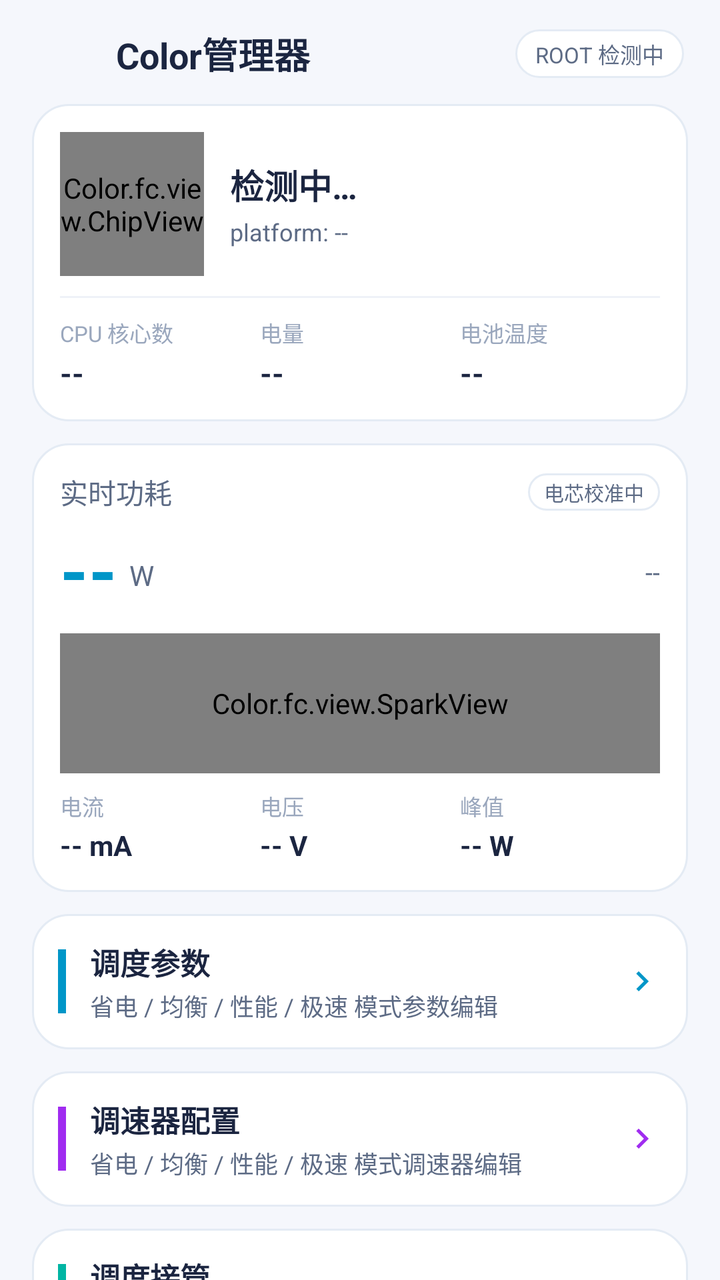
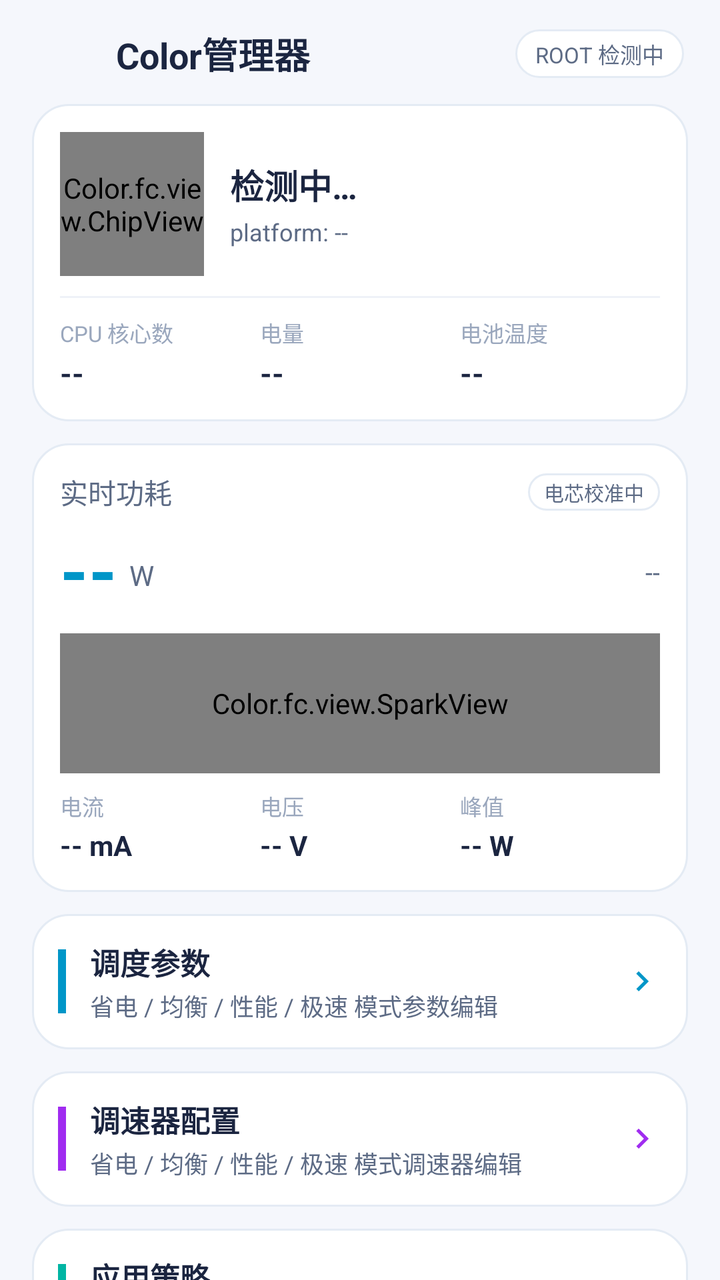

Compare the two renders of this Android layout. The source of the first and the diff that turns it into the second are given below.
<!-- AndroidManifest.xml: application theme AppTheme -->
<!-- res/layout/activity_main.xml -->
<?xml version="1.0" encoding="utf-8"?>
<LinearLayout xmlns:android="http://schemas.android.com/apk/res/android"
    android:layout_width="match_parent"
    android:layout_height="match_parent"
    android:orientation="vertical">

    
    <LinearLayout
        android:layout_width="match_parent"
        android:layout_height="wrap_content"
        android:orientation="horizontal"
        android:gravity="center_vertical"
        android:paddingStart="18dp"
        android:paddingEnd="18dp"
        android:paddingTop="12dp"
        android:paddingBottom="10dp">

        <ImageView
            android:layout_width="30dp"
            android:layout_height="30dp"
            android:src="@mipmap/ic_launcher"
            android:contentDescription="@string/app_name" />

        <TextView
            android:layout_width="0dp"
            android:layout_height="wrap_content"
            android:layout_weight="1"
            android:layout_marginStart="10dp"
            android:text="@string/app_name"
            android:textColor="@color/textPrimary"
            android:textSize="18sp"
            android:textStyle="bold" />

        <TextView
            android:id="@+id/rootBadge"
            android:layout_width="wrap_content"
            android:layout_height="wrap_content"
            android:background="@drawable/bg_tab"
            android:paddingStart="10dp"
            android:paddingEnd="10dp"
            android:paddingTop="4dp"
            android:paddingBottom="4dp"
            android:text="ROOT 检测中"
            android:textColor="@color/textSecondary"
            android:textSize="11sp" />
    </LinearLayout>

    <ScrollView
        android:layout_width="match_parent"
        android:layout_height="0dp"
        android:layout_weight="1"
        android:scrollbars="none"
        android:fillViewport="true">

        <LinearLayout
            android:layout_width="match_parent"
            android:layout_height="wrap_content"
            android:orientation="vertical"
            android:paddingStart="16dp"
            android:paddingEnd="16dp"
            android:paddingBottom="24dp">

            
            <LinearLayout
                android:id="@+id/socCard"
                android:layout_width="match_parent"
                android:layout_height="wrap_content"
                android:orientation="vertical"
                android:background="@drawable/bg_card"
                android:padding="14dp">

                <LinearLayout
                    android:layout_width="match_parent"
                    android:layout_height="wrap_content"
                    android:orientation="horizontal"
                    android:gravity="center_vertical">

                    <Color.fc.view.ChipView
                        android:id="@+id/chipView"
                        android:layout_width="72dp"
                        android:layout_height="72dp" />

                    <LinearLayout
                        android:layout_width="0dp"
                        android:layout_height="wrap_content"
                        android:layout_weight="1"
                        android:layout_marginStart="13dp"
                        android:orientation="vertical">

                        <TextView
                            android:id="@+id/socMarketing"
                            android:layout_width="wrap_content"
                            android:layout_height="wrap_content"
                            android:text="检测中…"
                            android:textColor="@color/textPrimary"
                            android:textSize="17sp"
                            android:textStyle="bold" />

                        <TextView
                            android:id="@+id/socPlatform"
                            android:layout_width="wrap_content"
                            android:layout_height="wrap_content"
                            android:layout_marginTop="3dp"
                            android:text="platform: --"
                            android:textColor="@color/textSecondary"
                            android:textSize="12sp" />
                    </LinearLayout>
                </LinearLayout>

                <LinearLayout
                    android:layout_width="match_parent"
                    android:layout_height="1dp"
                    android:layout_marginTop="10dp"
                    android:layout_marginBottom="9dp"
                    android:background="@color/divider" />

                <LinearLayout
                    android:layout_width="match_parent"
                    android:layout_height="wrap_content"
                    android:orientation="horizontal">

                    <LinearLayout
                        android:layout_width="0dp"
                        android:layout_height="wrap_content"
                        android:layout_weight="1"
                        android:orientation="vertical">

                        <TextView
                            android:layout_width="wrap_content"
                            android:layout_height="wrap_content"
                            android:text="CPU 核心数"
                            android:textColor="@color/textDim"
                            android:textSize="11sp" />

                        <TextView
                            android:id="@+id/cpuCount"
                            android:layout_width="wrap_content"
                            android:layout_height="wrap_content"
                            android:layout_marginTop="2dp"
                            android:text="--"
                            android:textColor="@color/textPrimary"
                            android:textSize="15sp"
                            android:textStyle="bold" />
                    </LinearLayout>

                    <LinearLayout
                        android:layout_width="0dp"
                        android:layout_height="wrap_content"
                        android:layout_weight="1"
                        android:orientation="vertical">

                        <TextView
                            android:layout_width="wrap_content"
                            android:layout_height="wrap_content"
                            android:text="电量"
                            android:textColor="@color/textDim"
                            android:textSize="11sp" />

                        <TextView
                            android:id="@+id/batteryLevel"
                            android:layout_width="wrap_content"
                            android:layout_height="wrap_content"
                            android:layout_marginTop="2dp"
                            android:text="--"
                            android:textColor="@color/textPrimary"
                            android:textSize="15sp"
                            android:textStyle="bold" />
                    </LinearLayout>

                    <LinearLayout
                        android:layout_width="0dp"
                        android:layout_height="wrap_content"
                        android:layout_weight="1"
                        android:orientation="vertical">

                        <TextView
                            android:layout_width="wrap_content"
                            android:layout_height="wrap_content"
                            android:text="电池温度"
                            android:textColor="@color/textDim"
                            android:textSize="11sp" />

                        <TextView
                            android:id="@+id/batteryTemp"
                            android:layout_width="wrap_content"
                            android:layout_height="wrap_content"
                            android:layout_marginTop="2dp"
                            android:text="--"
                            android:textColor="@color/textPrimary"
                            android:textSize="15sp"
                            android:textStyle="bold" />
                    </LinearLayout>
                </LinearLayout>
            </LinearLayout>

            
            <LinearLayout
                android:layout_width="match_parent"
                android:layout_height="wrap_content"
                android:layout_marginTop="11dp"
                android:orientation="vertical"
                android:background="@drawable/bg_card"
                android:padding="14dp">

                <LinearLayout
                    android:layout_width="match_parent"
                    android:layout_height="wrap_content"
                    android:orientation="horizontal"
                    android:gravity="center_vertical">

                    <TextView
                        android:layout_width="0dp"
                        android:layout_height="wrap_content"
                        android:layout_weight="1"
                        android:text="实时功耗"
                        android:textColor="@color/textSecondary"
                        android:textSize="14sp" />

                    <TextView
                        android:id="@+id/cellBadge"
                        android:layout_width="wrap_content"
                        android:layout_height="wrap_content"
                        android:background="@drawable/bg_tab"
                        android:paddingStart="8dp"
                        android:paddingEnd="8dp"
                        android:paddingTop="2dp"
                        android:paddingBottom="2dp"
                        android:text="电芯校准中"
                        android:textColor="@color/textSecondary"
                        android:textSize="10sp" />
                </LinearLayout>

                <LinearLayout
                    android:layout_width="match_parent"
                    android:layout_height="wrap_content"
                    android:orientation="horizontal"
                    android:layout_marginTop="6dp"
                    android:gravity="center_vertical|bottom">

                    <TextView
                        android:id="@+id/powerValue"
                        android:layout_width="wrap_content"
                        android:layout_height="wrap_content"
                        android:text="--"
                        android:textColor="@color/accent"
                        android:textSize="36sp"
                        android:textStyle="bold" />

                    <TextView
                        android:layout_width="wrap_content"
                        android:layout_height="wrap_content"
                        android:layout_marginStart="6dp"
                        android:layout_marginBottom="6dp"
                        android:text="W"
                        android:textColor="@color/textSecondary"
                        android:textSize="14sp" />

                    <View
                        android:layout_width="0dp"
                        android:layout_height="1dp"
                        android:layout_weight="1" />

                    <TextView
                        android:id="@+id/powerStatus"
                        android:layout_width="wrap_content"
                        android:layout_height="wrap_content"
                        android:layout_marginBottom="8dp"
                        android:text="--"
                        android:textColor="@color/textSecondary"
                        android:textSize="13sp" />
                </LinearLayout>

                <Color.fc.view.SparkView
                    android:id="@+id/sparkView"
                    android:layout_width="match_parent"
                    android:layout_height="70dp"
                    android:layout_marginTop="6dp" />

                <LinearLayout
                    android:layout_width="match_parent"
                    android:layout_height="wrap_content"
                    android:orientation="horizontal"
                    android:layout_marginTop="8dp">

                    <LinearLayout
                        android:layout_width="0dp"
                        android:layout_height="wrap_content"
                        android:layout_weight="1"
                        android:orientation="vertical">

                        <TextView
                            android:layout_width="wrap_content"
                            android:layout_height="wrap_content"
                            android:text="电流"
                            android:textColor="@color/textDim"
                            android:textSize="11sp" />

                        <TextView
                            android:id="@+id/currentValue"
                            android:layout_width="wrap_content"
                            android:layout_height="wrap_content"
                            android:layout_marginTop="2dp"
                            android:text="-- mA"
                            android:textColor="@color/textPrimary"
                            android:textSize="14sp"
                            android:textStyle="bold" />
                    </LinearLayout>

                    <LinearLayout
                        android:layout_width="0dp"
                        android:layout_height="wrap_content"
                        android:layout_weight="1"
                        android:orientation="vertical">

                        <TextView
                            android:layout_width="wrap_content"
                            android:layout_height="wrap_content"
                            android:text="电压"
                            android:textColor="@color/textDim"
                            android:textSize="11sp" />

                        <TextView
                            android:id="@+id/voltageValue"
                            android:layout_width="wrap_content"
                            android:layout_height="wrap_content"
                            android:layout_marginTop="2dp"
                            android:text="-- V"
                            android:textColor="@color/textPrimary"
                            android:textSize="14sp"
                            android:textStyle="bold" />
                    </LinearLayout>

                    <LinearLayout
                        android:layout_width="0dp"
                        android:layout_height="wrap_content"
                        android:layout_weight="1"
                        android:orientation="vertical">

                        <TextView
                            android:layout_width="wrap_content"
                            android:layout_height="wrap_content"
                            android:text="峰值"
                            android:textColor="@color/textDim"
                            android:textSize="11sp" />

                        <TextView
                            android:id="@+id/peakValue"
                            android:layout_width="wrap_content"
                            android:layout_height="wrap_content"
                            android:layout_marginTop="2dp"
                            android:text="-- W"
                            android:textColor="@color/textPrimary"
                            android:textSize="14sp"
                            android:textStyle="bold" />
                    </LinearLayout>
                </LinearLayout>
            </LinearLayout>

            
            <LinearLayout
                android:id="@+id/menuSchedule"
                android:layout_width="match_parent"
                android:layout_height="wrap_content"
                android:layout_marginTop="11dp"
                android:orientation="horizontal"
                android:gravity="center_vertical"
                android:background="@drawable/bg_card"
                android:padding="13dp">

                <View
                    android:layout_width="4dp"
                    android:layout_height="32dp"
                    android:background="@color/accent" />

                <LinearLayout
                    android:layout_width="0dp"
                    android:layout_height="wrap_content"
                    android:layout_weight="1"
                    android:layout_marginStart="12dp"
                    android:orientation="vertical">

                    <TextView
                        android:layout_width="wrap_content"
                        android:layout_height="wrap_content"
                        android:text="调度参数"
                        android:textColor="@color/textPrimary"
                        android:textSize="15sp"
                        android:textStyle="bold" />

                    <TextView
                        android:layout_width="wrap_content"
                        android:layout_height="wrap_content"
                        android:layout_marginTop="2dp"
                        android:text="省电 / 均衡 / 性能 / 极速 模式参数编辑"
                        android:textColor="@color/textSecondary"
                        android:textSize="12sp" />
                </LinearLayout>

                <ImageView
                    android:layout_width="20dp"
                    android:layout_height="20dp"
                    android:src="@drawable/ic_arrow_right"
                    android:tint="@color/accent"
                    android:contentDescription="调度参数" />
            </LinearLayout>

            <LinearLayout
                android:id="@+id/menuGovernor"
                android:layout_width="match_parent"
                android:layout_height="wrap_content"
                android:layout_marginTop="11dp"
                android:orientation="horizontal"
                android:gravity="center_vertical"
                android:background="@drawable/bg_card"
                android:padding="13dp">

                <View
                    android:layout_width="4dp"
                    android:layout_height="32dp"
                    android:background="@color/magenta" />

                <LinearLayout
                    android:layout_width="0dp"
                    android:layout_height="wrap_content"
                    android:layout_weight="1"
                    android:layout_marginStart="12dp"
                    android:orientation="vertical">

                    <TextView
                        android:layout_width="wrap_content"
                        android:layout_height="wrap_content"
                        android:text="调速器配置"
                        android:textColor="@color/textPrimary"
                        android:textSize="15sp"
                        android:textStyle="bold" />

                    <TextView
                        android:layout_width="wrap_content"
                        android:layout_height="wrap_content"
                        android:layout_marginTop="2dp"
                        android:text="省电 / 均衡 / 性能 / 极速 模式调速器编辑"
                        android:textColor="@color/textSecondary"
                        android:textSize="12sp" />
                </LinearLayout>

                <ImageView
                    android:layout_width="20dp"
                    android:layout_height="20dp"
                    android:src="@drawable/ic_arrow_right"
                    android:tint="@color/magenta"
                    android:contentDescription="调速器配置" />
            </LinearLayout>

            <LinearLayout
                android:id="@+id/menuMode"
                android:layout_width="match_parent"
                android:layout_height="wrap_content"
                android:layout_marginTop="11dp"
                android:orientation="horizontal"
                android:gravity="center_vertical"
                android:background="@drawable/bg_card"
                android:padding="13dp">

                <View
                    android:layout_width="4dp"
                    android:layout_height="32dp"
                    android:background="@color/green" />

                <LinearLayout
                    android:layout_width="0dp"
                    android:layout_height="wrap_content"
                    android:layout_weight="1"
                    android:layout_marginStart="12dp"
                    android:orientation="vertical">

                    <TextView
                        android:layout_width="wrap_content"
                        android:layout_height="wrap_content"
                        android:text="调度接管"
                        android:textColor="@color/textPrimary"
                        android:textSize="15sp"
                        android:textStyle="bold" />

                    <TextView
                        android:layout_width="wrap_content"
                        android:layout_height="wrap_content"
                        android:layout_marginTop="2dp"
                        android:text="全局模式切换 / 应用策略"
                        android:textColor="@color/textSecondary"
                        android:textSize="12sp" />
                </LinearLayout>

                <ImageView
                    android:layout_width="20dp"
                    android:layout_height="20dp"
                    android:src="@drawable/ic_arrow_right"
                    android:tint="@color/green"
                    android:contentDescription="调度接管" />
            </LinearLayout>
        </LinearLayout>
    </ScrollView>
</LinearLayout>
<!-- resources referenced by this layout -->
<resources>
  <color name="accent">#0096C8</color>
  <color name="divider">#EFF2F8</color>
  <color name="green">#00B5A3</color>
  <color name="magenta">#A02CF0</color>
  <color name="textDim">#9AA7BD</color>
  <color name="textPrimary">#1B2540</color>
  <color name="textSecondary">#5D6B85</color>
  <!-- drawable bg_card (drawable) -->
  <?xml version="1.0" encoding="utf-8"?>
  <shape xmlns:android="http://schemas.android.com/apk/res/android">
      <solid android:color="@color/bgCard" />
      <corners android:radius="18dp" />
      <stroke android:width="1dp" android:color="@color/bgCardStroke" />
  </shape>
  <!-- drawable bg_tab (drawable) -->
  <?xml version="1.0" encoding="utf-8"?>
  <shape xmlns:android="http://schemas.android.com/apk/res/android">
      <solid android:color="@color/bgCard" />
      <corners android:radius="13dp" />
      <stroke android:width="1dp" android:color="@color/bgCardStroke" />
  </shape>
  <!-- drawable ic_arrow_right (drawable) -->
  <?xml version="1.0" encoding="utf-8"?>
  <vector xmlns:android="http://schemas.android.com/apk/res/android"
      android:width="24dp" android:height="24dp"
      android:viewportWidth="24" android:viewportHeight="24">
      <path android:fillColor="#5D6B85"
          android:pathData="M8.59,16.59L13.17,12 8.59,7.41 10,6l6,6 -6,6z" />
  </vector>
  <!-- mipmap ic_launcher (mipmap-anydpi-v26) -->
  <?xml version="1.0" encoding="utf-8"?>
  <adaptive-icon xmlns:android="http://schemas.android.com/apk/res/android">
      <background android:drawable="@drawable/ic_launcher_bg" />
      <foreground android:drawable="@drawable/ic_launcher_fg" />
  </adaptive-icon>
  <string name="app_name">Color管理器</string>
  <style name="AppTheme" parent="android:Theme.Material.Light.NoActionBar">
          <item name="android:windowBackground">@color/bg</item>
          <item name="android:colorPrimary">@color/accent</item>
          <item name="android:colorAccent">@color/accent</item>
          <item name="android:statusBarColor">@color/bg</item>
          <item name="android:navigationBarColor">@color/bg</item>
          <item name="android:windowLightStatusBar">true</item>
          <item name="android:colorControlActivated">@color/accent</item>
          <item name="android:colorControlNormal">@color/textDim</item>
      </style>
  <color name="bgCard">#FFFFFF</color>
  <color name="bgCardStroke">#E4EBF4</color>
  <!-- drawable ic_launcher_bg (drawable) -->
  <?xml version="1.0" encoding="utf-8"?>
  <shape xmlns:android="http://schemas.android.com/apk/res/android">
      <solid android:color="#FFFFFF" />
  </shape>
  <!-- drawable ic_launcher_fg: vector/xml drawable (drawable, 4002 chars, omitted) -->
  <color name="bg">#F5F7FC</color>
</resources>

<!-- the commit's change to res/layout/activity_main.xml (unified diff, before → after) -->
@@ -476,7 +476,7 @@
                     <TextView
                         android:layout_width="wrap_content"
                         android:layout_height="wrap_content"
-                        android:text="调度接管"
+                        android:text="应用策略"
                         android:textColor="@color/textPrimary"
                         android:textSize="15sp"
                         android:textStyle="bold" />
@@ -485,7 +485,7 @@
                         android:layout_width="wrap_content"
                         android:layout_height="wrap_content"
                         android:layout_marginTop="2dp"
-                        android:text="全局模式切换 / 应用策略"
+                        android:text="按应用自动切换调度模式"
                         android:textColor="@color/textSecondary"
                         android:textSize="12sp" />
                 </LinearLayout>
